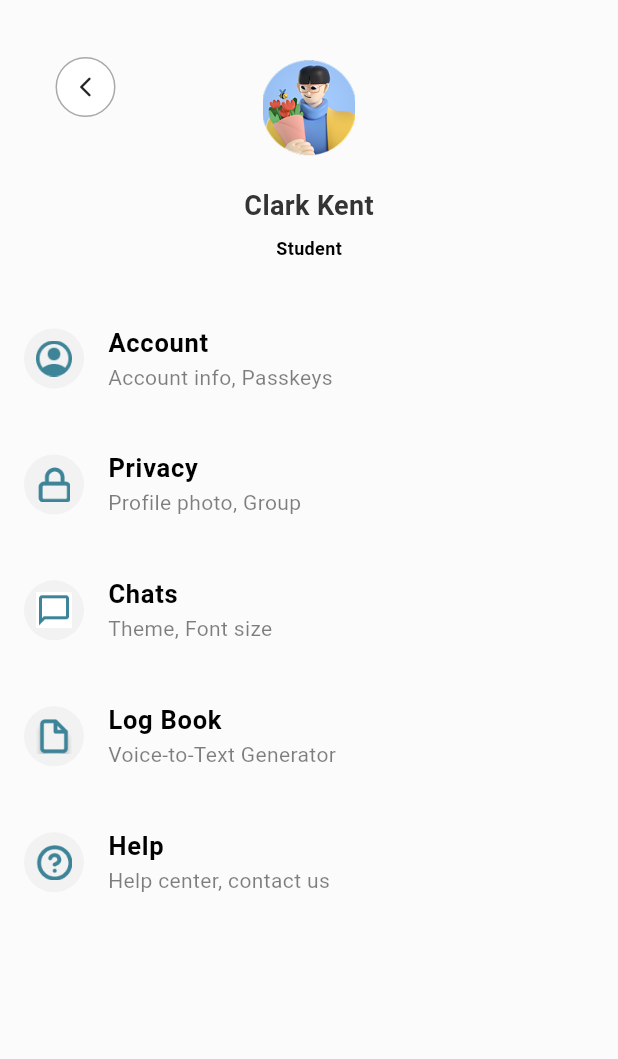
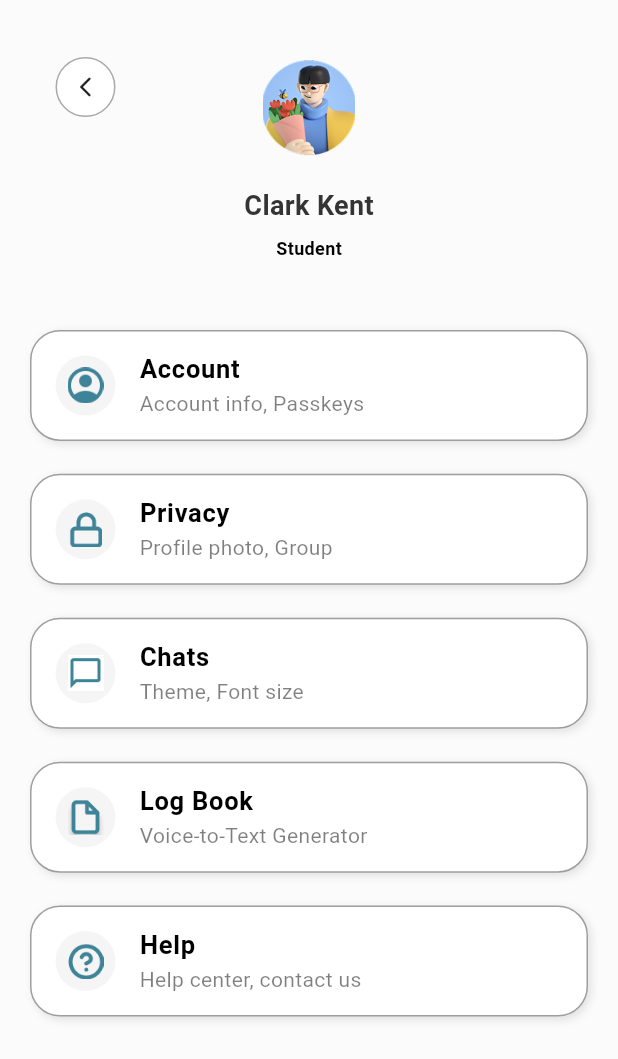
Before and after one commit to LAKI-1/Sched-Ease-Mobile-Frontend, a Flutter app: the screen it shows after launch, on a phone screen of 412 x 824 dp. Shown: the top 1059 px of the screen. Run offline on Flutter 3.47's test engine with Material 3 defaults, Android fonts, the phone set to English and light mode, and no system bars; our stand-ins replace flutter_screenutil; Roboto replaces fonts that are missing (Poppins).

Commit message:
Added border styling and shadow effects to ProfileMenuWidget container.

```diff
--- a/lib/screens/profile.dart
+++ b/lib/screens/profile.dart
@@ -92,7 +92,7 @@ class ProfileState extends State<Profile> {
               ),
 
               Positioned(
-                top: 170.h,
+                top: 180.h,
                 left: 0,
                 right: 0,
                 bottom: 0,
@@ -128,7 +128,7 @@ class ProfileState extends State<Profile> {
 
                       ProfileMenuWidget(
                         title: "Log Book",
-                        subtitle: "\Voice-to-Text Generator",
+                        subtitle: "Voice-to-Text Generator",
                         iconPath: 'assets/logbook_icon.png',
                         onPress: () {},
                       ),
@@ -169,7 +169,23 @@ class ProfileMenuWidget extends StatelessWidget {
 
   @override
   Widget build(BuildContext context) {
-    return ListTile(
+    return Padding(
+      padding: const EdgeInsets.symmetric(horizontal: 20, vertical: 5),
+      child: Container(
+        decoration: BoxDecoration(
+          border: Border.all(color: Colors.grey, width: 1),
+          borderRadius: BorderRadius.circular(20),
+          color: Colors.white,
+          boxShadow: [
+            BoxShadow(
+              color: Colors.black.withOpacity(0.1),
+              blurRadius: 4,
+              offset: const Offset(2, 2),
+            ),
+          ],
+        ),
+
+        child: ListTile(
           onTap: onPress,
           leading: Container(
             width: 40,
@@ -193,6 +209,8 @@ class ProfileMenuWidget extends StatelessWidget {
             subtitle,
             style: TextStyle(color: Color(0x80000000), fontSize: 14),
           ),
+        ),
+      ),
     );
   }
 }
```
Lines whose indentation alone changed are shown as unchanged.
